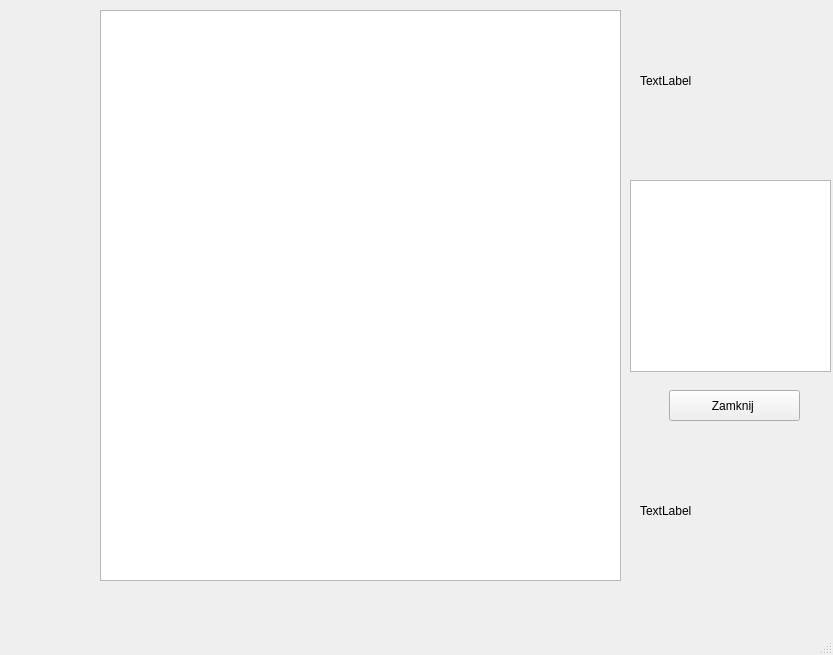
The window that GryWojenne/battlewindow.ui (bartlomiejbojarczuk/GryWojenne) describes before a commit, drawn with Qt 5.
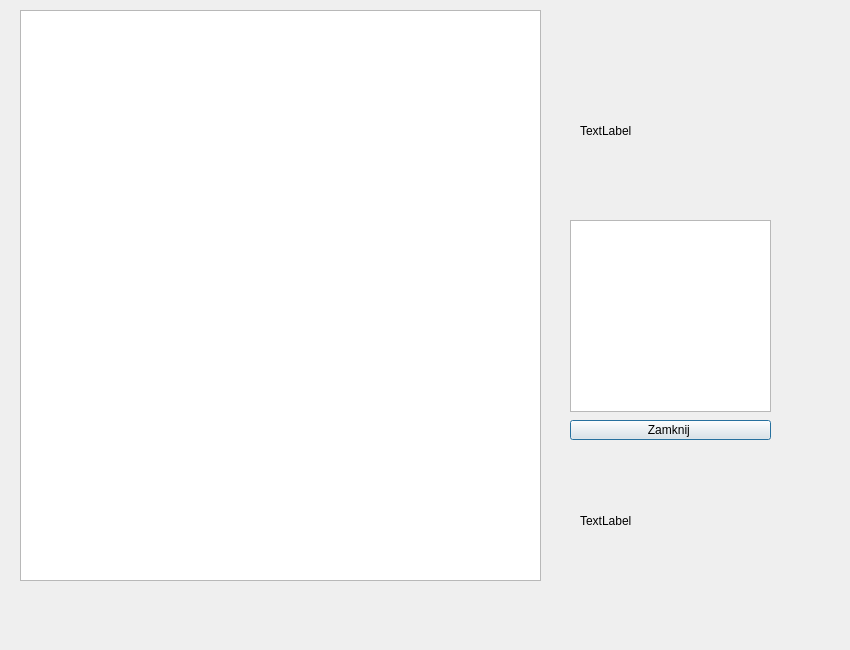
The same window after the commit.

The edit to the form file:
```diff
--- a/GryWojenne/battlewindow.ui
+++ b/GryWojenne/battlewindow.ui
@@ -1,90 +1,77 @@
 <?xml version="1.0" encoding="UTF-8"?>
 <ui version="4.0">
- <class>BattleWindow</class>
- <widget class="QMainWindow" name="BattleWindow">
+ <class>Dialog</class>
+ <widget class="QDialog" name="Dialog">
   <property name="geometry">
    <rect>
     <x>0</x>
     <y>0</y>
-    <width>833</width>
-    <height>655</height>
+    <width>850</width>
+    <height>650</height>
    </rect>
   </property>
   <property name="windowTitle">
    <string>MainWindow</string>
   </property>
-  <widget class="QWidget" name="centralwidget">
-   <widget class="QGraphicsView" name="graphicsView">
-    <property name="geometry">
-     <rect>
-      <x>100</x>
-      <y>10</y>
-      <width>521</width>
-      <height>571</height>
-     </rect>
-    </property>
-   </widget>
-   <widget class="QLabel" name="label">
-    <property name="geometry">
-     <rect>
-      <x>640</x>
-      <y>10</y>
-      <width>181</width>
-      <height>141</height>
-     </rect>
-    </property>
-    <property name="text">
-     <string>TextLabel</string>
-    </property>
-   </widget>
-   <widget class="QLabel" name="label_2">
-    <property name="geometry">
-     <rect>
-      <x>640</x>
-      <y>440</y>
-      <width>181</width>
-      <height>141</height>
-     </rect>
-    </property>
-    <property name="text">
-     <string>TextLabel</string>
-    </property>
-   </widget>
-   <widget class="QTextBrowser" name="textBrowser">
-    <property name="geometry">
-     <rect>
-      <x>630</x>
-      <y>180</y>
-      <width>201</width>
-      <height>192</height>
-     </rect>
-    </property>
-   </widget>
-   <widget class="QPushButton" name="pushButton">
-    <property name="geometry">
-     <rect>
-      <x>669</x>
-      <y>390</y>
-      <width>131</width>
-      <height>31</height>
-     </rect>
-    </property>
-    <property name="text">
-     <string>Zamknij </string>
-    </property>
-   </widget>
-  </widget>
-  <widget class="QMenuBar" name="menubar">
+  <widget class="QPushButton" name="pushButton">
    <property name="geometry">
     <rect>
-     <x>0</x>
-     <y>0</y>
-     <width>833</width>
+     <x>570</x>
+     <y>420</y>
+     <width>201</width>
      <height>20</height>
     </rect>
    </property>
+   <property name="text">
+    <string>Zamknij </string>
+   </property>
   </widget>
-  <widget class="QStatusBar" name="statusbar"/>
+  <widget class="QLabel" name="label_2">
+   <property name="geometry">
+    <rect>
+     <x>580</x>
+     <y>450</y>
+     <width>181</width>
+     <height>141</height>
+    </rect>
+   </property>
+   <property name="text">
+    <string>TextLabel</string>
+   </property>
+  </widget>
+  <widget class="QLabel" name="label">
+   <property name="geometry">
+    <rect>
+     <x>580</x>
+     <y>60</y>
+     <width>181</width>
+     <height>141</height>
+    </rect>
+   </property>
+   <property name="text">
+    <string>TextLabel</string>
+   </property>
+  </widget>
+  <widget class="QGraphicsView" name="graphicsView">
+   <property name="geometry">
+    <rect>
+     <x>20</x>
+     <y>10</y>
+     <width>521</width>
+     <height>571</height>
+    </rect>
+   </property>
+  </widget>
+  <widget class="QTextBrowser" name="textBrowser">
+   <property name="geometry">
+    <rect>
+     <x>570</x>
+     <y>220</y>
+     <width>201</width>
+     <height>192</height>
+    </rect>
+   </property>
+  </widget>
  </widget>
  <resources/>
  <connections/>
```
Left out of the diff: 2 changed lines with no effect on the pictures.
